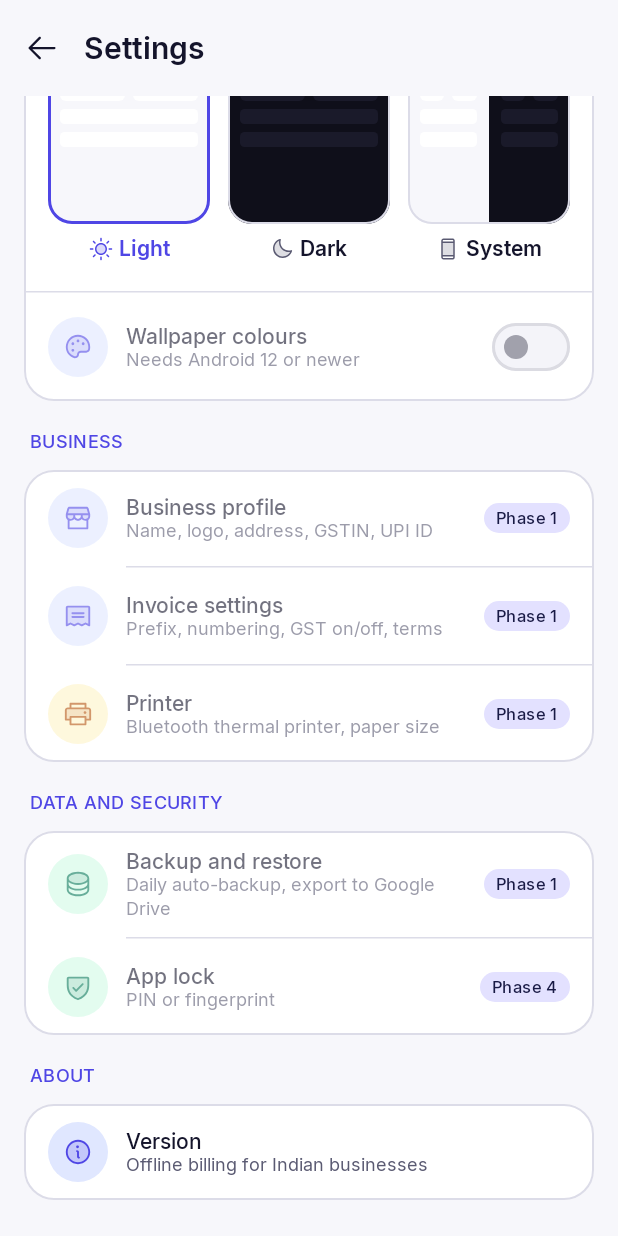
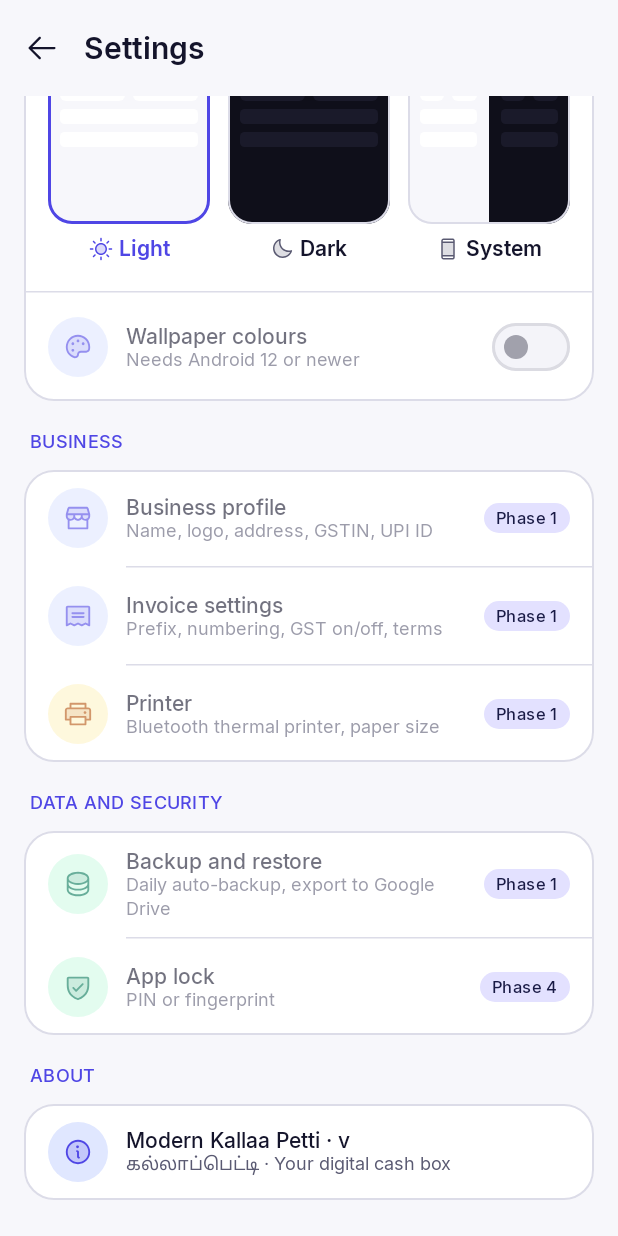
Before and after one commit to AranCastro/EasyBill, an Android app built with Jetpack Compose: the composable SettingsScreen called with empty values, scrolled down 151 dp, on a phone screen of 412 x 824 dp. Run offline under Robolectric (Android 15) with nearby library versions, the phone set to English and light mode, and no system bars; libraries missing offline, so code that uses them is left out: androidx.hilt.lifecycle.

Commit message:
Rename app to Modern Kallaa Petti (v0.3.0)
- Full name "Modern Kallaa Petti" for App info and Settings; home-screen
  label "Kallaa Petti" so it is not truncated by launchers
- About row shows the Tamil name (கல்லாப்பெட்டி) and tagline
- README and plan updated with the chosen brand

Co-Authored-By: Claude Opus 5.5 <noreply@anthropic.com>
Claude-Session: https://claude.ai/code/session_011xmic3ihWqzLAFMi7kBggB

```diff
--- a/app/build.gradle.kts
+++ b/app/build.gradle.kts
@@ -15,8 +15,8 @@ android {
         applicationId = "online.draran.billing"
         minSdk = 26
         targetSdk = 37
-        versionCode = 2
-        versionName = "0.2.0"
+        versionCode = 3
+        versionName = "0.3.0"
     }
 
     buildTypes {
--- a/app/src/main/AndroidManifest.xml
+++ b/app/src/main/AndroidManifest.xml
@@ -14,6 +14,7 @@
         <activity
             android:name=".MainActivity"
             android:exported="true"
+            android:label="@string/launcher_name"
             android:windowSoftInputMode="adjustResize">
             <intent-filter>
                 <action android:name="android.intent.action.MAIN" />
--- a/app/src/main/res/values/strings.xml
+++ b/app/src/main/res/values/strings.xml
@@ -1,7 +1,9 @@
 <?xml version="1.0" encoding="utf-8"?>
 <resources>
-    <!-- Display name: change here only. The applicationId stays fixed. -->
-    <string name="app_name">Kounter</string>
+    <!-- Brand name: change here only. The applicationId stays fixed. -->
+    <string name="app_name">Modern Kallaa Petti</string>
+    <!-- Shown under the home-screen icon, which fits about 12 characters -->
+    <string name="launcher_name">Kallaa Petti</string>
     <string name="nav_home">Home</string>
     <string name="nav_sales">Sales</string>
     <string name="nav_items">Items</string>
--- a/feature/settings/src/main/res/values/strings.xml
+++ b/feature/settings/src/main/res/values/strings.xml
@@ -23,8 +23,8 @@
     <string name="settings_app_lock">App lock</string>
     <string name="settings_app_lock_summary">PIN or fingerprint</string>
     <string name="settings_about">About</string>
-    <string name="settings_version">Version %1$s</string>
-    <string name="settings_about_summary">Offline billing for Indian businesses</string>
+    <string name="settings_version">Modern Kallaa Petti · v%1$s</string>
+    <string name="settings_about_summary">கல்லாப்பெட்டி · Your digital cash box</string>
     <string name="more_title">More</string>
     <string name="more_transactions">Transactions</string>
     <string name="more_purchases">Purchases</string>
```
Also changed, not shown: 5 other files.
